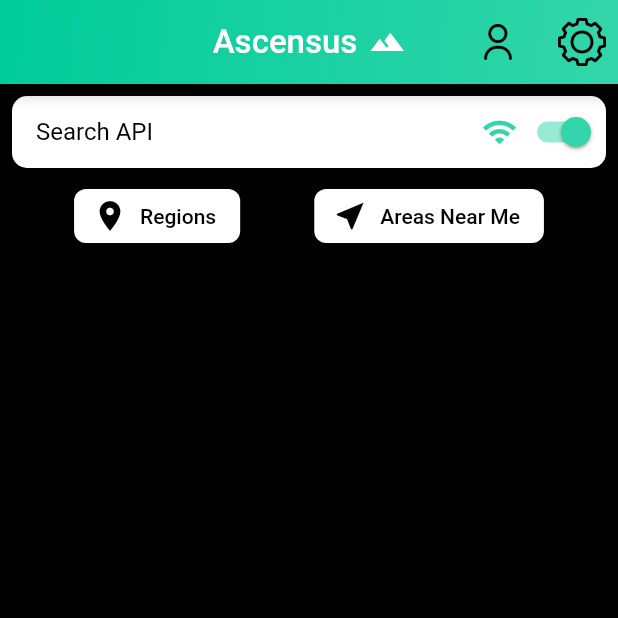
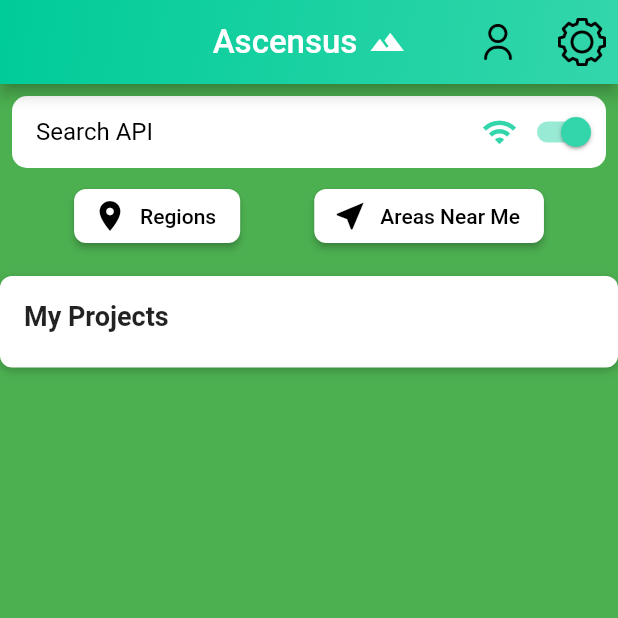
Before and after one commit to marktorrescoding/acen, a Flutter app: the screen it shows after launch, after a tap on "Areas Near Me", on a phone screen of 412 x 824 dp, the top half of it. Run offline on Flutter 3.47's test engine with Material 2 defaults, Android fonts, the phone set to English and light mode, and no system bars; our stand-ins replace geolocator, google_fonts, graphql, graphql_flutter, hive, hive_flutter and 2 more; accounts and stored records are empty; network calls fail.

Commit message:
myprojects added

```diff
--- a/lib/main.dart
+++ b/lib/main.dart
@@ -7,17 +7,15 @@
 import 'package:hive/hive.dart';
 import 'package:hive_flutter/hive_flutter.dart';
 import 'package:openbeta/models/area.dart';
-
-
+import 'package:provider/provider.dart';
+import 'package:openbeta/services/my_projects.dart';  // Assuming that MyProjects class is defined here
 
 void main() async {
   await Hive.initFlutter();
   Hive.registerAdapter(AreaAdapter());
-  // Initialize HttpLink with your GraphQL endpoint.
   final HttpLink httpLink = HttpLink('https://api.openbeta.io/graphql');
-  TestConnectionService(httpLink).testConnection(); // call the testConnection method
+  TestConnectionService(httpLink).testConnection();
 
-  // Pass your HttpLink to the client
   final GraphQLClient client = GraphQLClient(
     cache: GraphQLCache(),
     link: httpLink,
@@ -33,18 +31,21 @@
 
   @override
   Widget build(BuildContext context) {
-    return GraphQLProvider(
+    return ChangeNotifierProvider(
+      create: (_) => MyProjects(),
+      child: GraphQLProvider(
         client: ValueNotifier(client),
         child: MaterialApp(
           title: 'Climbing App',
           theme: ThemeData(
             primarySwatch: Colors.green,
           ),
-        home: SplashScreen(), // Set the SplashScreen as the initial screen
+          home: SplashScreen(),
           routes: {
             '/home': (context) => HomePage(),
           },
         ),
+      ),
     );
   }
 }
--- a/lib/pages/climbs_page.dart
+++ b/lib/pages/climbs_page.dart
@@ -13,7 +13,7 @@
   Widget build(BuildContext context) {
     final String fetchClimbs = '''
       query MyQuery(\$areaName: String!) {
-        areas(filter: {area_name: {match: \$areaName}}) {
+        areas(filter: {area_name: {match: \$areaName, exactMatch: true}}) {
           climbs {
             name
             yds
--- a/lib/pages/home_page/home_page.dart
+++ b/lib/pages/home_page/home_page.dart
@@ -7,6 +7,8 @@
 import 'package:openbeta/services/get_user_location_service.dart';
 import 'package:graphql/client.dart';
 import 'package:openbeta/pages/nearby_areas_page/helpers/nearby_areas_helper.dart';
+import 'package:provider/provider.dart'; // Import Provider
+import 'package:openbeta/services/my_projects.dart'; // Import MyProjects
 
 import 'widgets/search_bar.dart';
 import 'widgets/nearby_areas_button.dart';
@@ -15,132 +17,87 @@
 import 'widgets/climbing_routes_list_view.dart';
 import 'package:openbeta/pages/regions.dart'; // Import the regions page
 
-class HomePage extends StatefulWidget {
-  @override
-  _HomePageState createState() => _HomePageState();
-}
-
-class _HomePageState extends State<HomePage> {
-  late HttpLink httpLink;
-  late ClimbService climbService;
-  late AreaService areaService;
-  late TestConnectionService testConnectionService;
-  final LocalDatabase localDatabase = LocalDatabase.instance;
-  final LocationService locationService = LocationService();
-  late TextEditingController _apiController;
-  late TextEditingController _localController;
-  Future<List<ClimbingRoute>>? _apiSearchResult;
-  Future<List<ClimbingRoute>>? _localSearchResult;
-  List<String>? _nearbyAreas;
-  bool _isSwitched = true;
-
-  @override
-  void initState() {
-    super.initState();
-    httpLink = HttpLink('https://api.openbeta.io/graphql');
-    climbService = ClimbService(httpLink);
-    areaService = AreaService(httpLink);
-    testConnectionService = TestConnectionService(httpLink);
-    _initializeControllers();
-  }
-
-  void _initializeControllers() {
-    _apiController = TextEditingController();
-    _localController = TextEditingController();
-  }
-
-  void _searchApi() {
-    setState(() {
-      _apiSearchResult = climbService.getClimbsForArea(_apiController.text);
-    });
-    _apiController.clear();
-  }
-
-  void _searchLocal() {
-    setState(() {
-      _localSearchResult = localDatabase.searchRoutes(_localController.text);
-    });
-    _localController.clear();
-  }
-
-  void _getNearbyAreas() async {
-    final nearbyAreasHelper = NearbyAreasHelper(
-      locationService: locationService,
-      areaService: areaService,
-      context: context,
-    );
-    await nearbyAreasHelper.getNearbyAreas();
-  }
-
-  void _navigateToRegionsPage() {
-    Navigator.push(
-      context,
-      MaterialPageRoute(builder: (context) => RegionPage()),
-    );
-  }
-
-  void _dismissKeyboard() {
-    FocusScope.of(context).unfocus();
-  }
-
+class HomePage extends StatelessWidget {
   @override
   Widget build(BuildContext context) {
+    return Consumer<MyProjects>(
+      builder: (context, myProjects, child) {
         return GestureDetector(
-      onTap: _dismissKeyboard,
+          onTap: () => FocusScope.of(context).unfocus(),
           child: Scaffold(
             appBar: AppBarWidget(),
-        backgroundColor: Colors.black,
+            backgroundColor: Colors.green,
             body: Center(
               child: Column(
                 children: [
                   CustomSearchBar(
-                labelText: _isSwitched ? 'Search API' : 'Search Local',
-                controller: _isSwitched ? _apiController : _localController,
-                onPressed: _isSwitched ? _searchApi : _searchLocal,
-                isSwitched: _isSwitched,
-                onSwitched: (value) {
-                  setState(() {
-                    _isSwitched = value;
-                  });
-                },
+                    labelText: 'Search API',
+                    controller: TextEditingController(),
+                    onPressed: () {},
+                    isSwitched: true,
+                    onSwitched: (value) {},
                   ),
                   Row(
                     mainAxisAlignment: MainAxisAlignment.spaceEvenly,
                     children: [
-
                       Button(
                         text: 'Regions',
                         icon: Icons.location_on,
-                    onPressed: _navigateToRegionsPage,
+                        onPressed: () => Navigator.push(
+                          context,
+                          MaterialPageRoute(builder: (context) => RegionPage()),
+                        ),
                       ),
                       Button(
                         text: 'Areas Near Me',
                         icon: Icons.near_me,
-                    onPressed: _getNearbyAreas,
+                        onPressed: () {},
                       ),
                     ],
                   ),
-              if (_nearbyAreas != null) NearbyAreas(areas: _nearbyAreas!),
-              Expanded(
-                child: FutureBuilder<List<ClimbingRoute>>(
-                  future: _apiSearchResult,
-                  builder: (context, snapshot) {
-                    return ClimbingRoutesListView(snapshot: snapshot);
+                  SizedBox(height: 16), // Add spacing between the buttons and "My Projects"
+                  Container(
+                    decoration: BoxDecoration(
+                      color: Colors.white,
+                      borderRadius: BorderRadius.circular(8),
+                      boxShadow: [
+                        BoxShadow(
+                          color: Colors.black.withOpacity(0.2),
+                          blurRadius: 4,
+                          offset: Offset(0, 2),
+                        ),
+                      ],
+                    ),
+                    padding: EdgeInsets.all(16),
+                    child: Column(
+                      crossAxisAlignment: CrossAxisAlignment.start,
+                      children: [
+                        Text(
+                          'My Projects',
+                          style: TextStyle(
+                            fontSize: 18,
+                            fontWeight: FontWeight.bold,
+                          ),
+                        ),
+                        SizedBox(height: 8),
+                        ListView.builder(
+                          shrinkWrap: true,
+                          itemCount: myProjects.projects.length,
+                          itemBuilder: (context, index) {
+                            return ListTile(
+                              title: Text(myProjects.projects[index]),
+                            );
                           },
                         ),
-              ),
-              Expanded(
-                child: FutureBuilder<List<ClimbingRoute>>(
-                  future: _localSearchResult,
-                  builder: (context, snapshot) {
-                    return ClimbingRoutesListView(snapshot: snapshot);
-                  },
+                      ],
                     ),
                   ),
                 ],
               ),
             ),
           ),
+        );
+      },
     );
   }
 }
--- a/lib/services/localstore.dart
+++ b/lib/services/localstore.dart
@@ -4,7 +4,6 @@
 
 import 'package:hive/hive.dart';
 import 'package:hive_flutter/hive_flutter.dart';
-import 'package:openbeta/models/area_adapter.dart'; // Add this line
 
 class LocalStore {
   static Future<void> saveAreas(Area areaData) async {
--- a/lib/services/my_projects.dart
+++ b/lib/services/my_projects.dart
@@ -0,0 +1,12 @@
+import 'package:flutter/material.dart';
+
+class MyProjects extends ChangeNotifier {
+  List<String> _projects = [];
+
+  List<String> get projects => _projects;
+
+  void addProject(String projectName) {
+    _projects.add(projectName);
+    notifyListeners();
+  }
+}
```
Also changed, not shown: lib/pages/ClimbInfoPage.dart (+14 -3 lines). Lines whose indentation alone changed are shown as unchanged.
